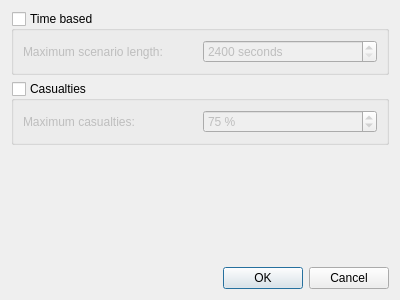
Qt form VictoryConditionsDialog.ui (D-Pointer/imperium-editor) before a commit.
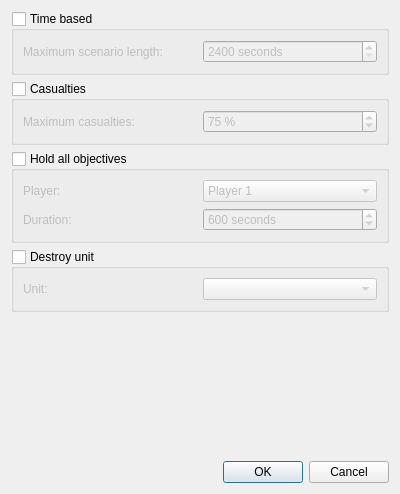
The same form after that commit.

What changed in the file:
```diff
--- a/VictoryConditionsDialog.ui
+++ b/VictoryConditionsDialog.ui
@@ -7,14 +7,14 @@
     <x>0</x>
     <y>0</y>
     <width>400</width>
-    <height>300</height>
+    <height>494</height>
    </rect>
   </property>
   <property name="windowTitle">
    <string>End and victory conditions</string>
   </property>
-  <layout class="QVBoxLayout" name="verticalLayout">
-   <item>
+  <layout class="QGridLayout" name="gridLayout_2">
+   <item row="0" column="0">
     <widget class="QGroupBox" name="m_timeGroup">
      <property name="title">
       <string>Time based</string>
@@ -90,7 +90,97 @@
      </layout>
     </widget>
    </item>
-   <item>
+   <item row="2" column="0">
+    <widget class="QGroupBox" name="m_holdGroup">
+     <property name="minimumSize">
+      <size>
+       <width>0</width>
+       <height>50</height>
+      </size>
+     </property>
+     <property name="title">
+      <string>Hold all objectives</string>
+     </property>
+     <property name="checkable">
+      <bool>true</bool>
+     </property>
+     <property name="checked">
+      <bool>false</bool>
+     </property>
+     <layout class="QGridLayout" name="gridLayout">
+      <item row="0" column="0">
+       <widget class="QLabel" name="label_4">
+        <property name="text">
+         <string>Player:</string>
+        </property>
+       </widget>
+      </item>
+      <item row="0" column="1">
+       <widget class="QComboBox" name="m_playerId">
+        <item>
+         <property name="text">
+          <string>Player 1</string>
+         </property>
+        </item>
+        <item>
+         <property name="text">
+          <string>Player 2</string>
+         </property>
+        </item>
+       </widget>
+      </item>
+      <item row="1" column="0">
+       <widget class="QLabel" name="label_3">
+        <property name="text">
+         <string>Duration:</string>
+        </property>
+       </widget>
+      </item>
+      <item row="1" column="1">
+       <widget class="QSpinBox" name="m_holdDuration">
+        <property name="suffix">
+         <string> seconds</string>
+        </property>
+        <property name="minimum">
+         <number>60</number>
+        </property>
+        <property name="maximum">
+         <number>7200</number>
+        </property>
+        <property name="value">
+         <number>600</number>
+        </property>
+       </widget>
+      </item>
+     </layout>
+    </widget>
+   </item>
+   <item row="3" column="0">
+    <widget class="QGroupBox" name="m_destroyGroup">
+     <property name="title">
+      <string>Destroy unit</string>
+     </property>
+     <property name="checkable">
+      <bool>true</bool>
+     </property>
+     <property name="checked">
+      <bool>false</bool>
+     </property>
+     <layout class="QHBoxLayout" name="horizontalLayout_3">
+      <item>
+       <widget class="QLabel" name="label_5">
+        <property name="text">
+         <string>Unit:</string>
+        </property>
+       </widget>
+      </item>
+      <item>
+       <widget class="QComboBox" name="m_unitCombo"/>
+      </item>
+     </layout>
+    </widget>
+   </item>
+   <item row="4" column="0">
     <spacer name="verticalSpacer">
      <property name="orientation">
       <enum>Qt::Vertical</enum>
@@ -103,7 +193,7 @@
      </property>
     </spacer>
    </item>
-   <item>
+   <item row="5" column="0">
     <widget class="QDialogButtonBox" name="buttonBox">
      <property name="orientation">
       <enum>Qt::Horizontal</enum>
```
Left out of the diff: 2 changed lines with no effect on the pictures.
